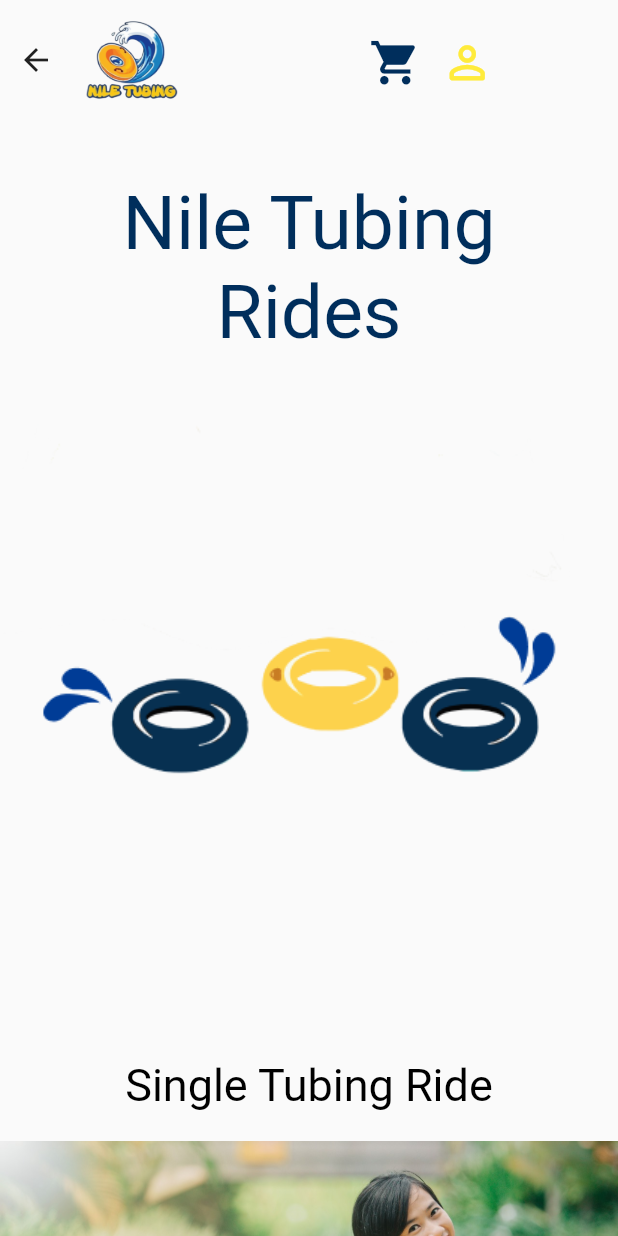
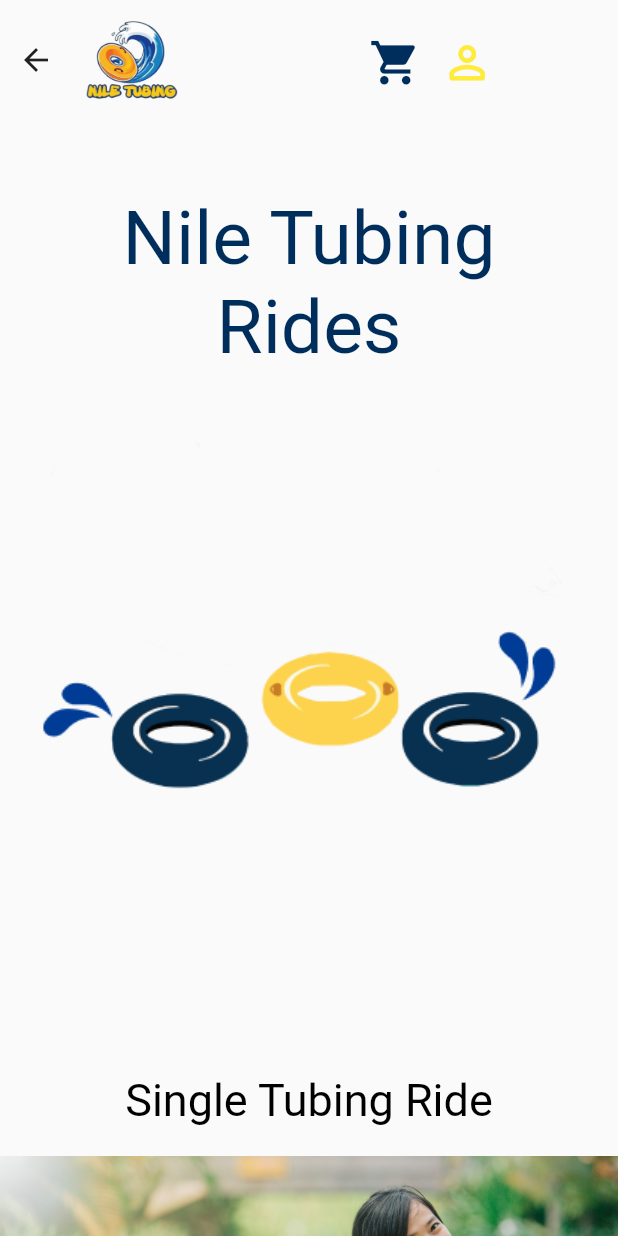
Before and after one commit to khaleddsaadd/Nile-Tubing-Mobile-App, a Flutter app: the Rides screen opened directly, on a phone screen of 412 x 824 dp. Run offline on Flutter 3.47's test engine with Material 2 defaults, Android fonts, the light colour scheme and no system bars.

Commit message:
Update Rides

```diff
--- a/nile_tubing_app/lib/screens/Rides.dart
+++ b/nile_tubing_app/lib/screens/Rides.dart
@@ -48,14 +48,12 @@
         Column(
           // ignore: prefer_const_literals_to_create_immutables
           children: [
-            Padding(
-              padding:
-                  EdgeInsets.only(top: 40), //apply padding to some sides only
-              child: Text("Nile Tubing",
+            SizedBox(height: 50,),
+             Text("Nile Tubing",
                   style: TextStyle(
                       fontSize: 50, color: Color.fromRGBO(0, 46, 92, 1)),
                   textAlign: TextAlign.center),
-            ),
+
             Text("Rides",
                 style: TextStyle(
                     fontSize: 50, color: Color.fromRGBO(0, 46, 92, 1)),
```
